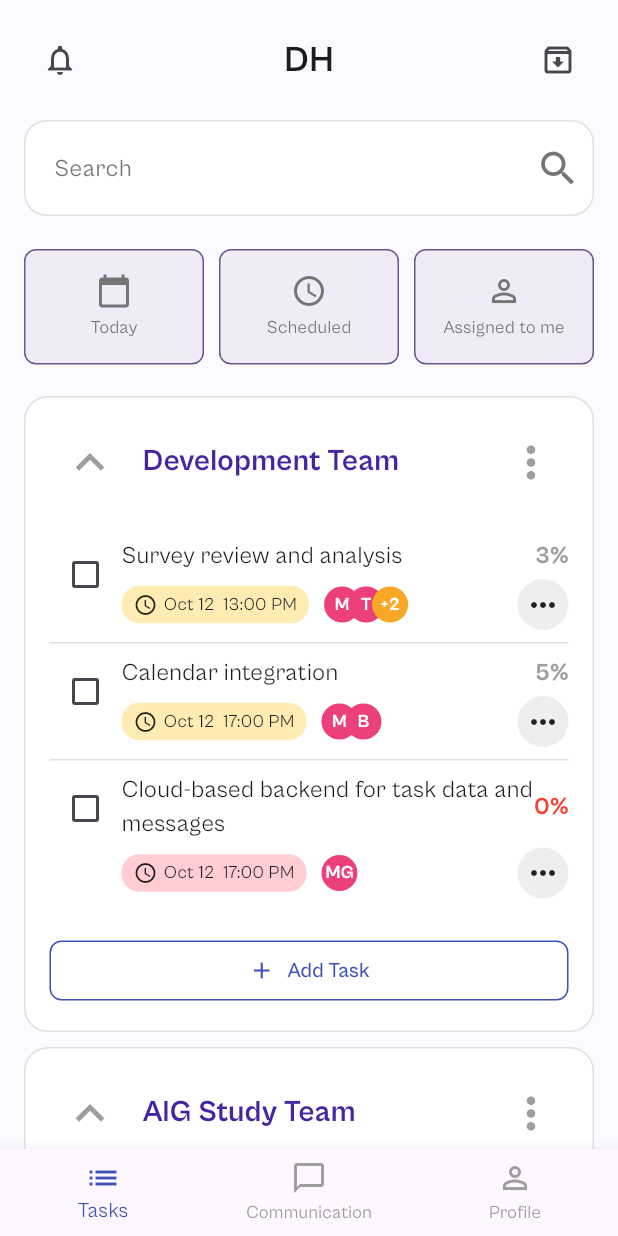
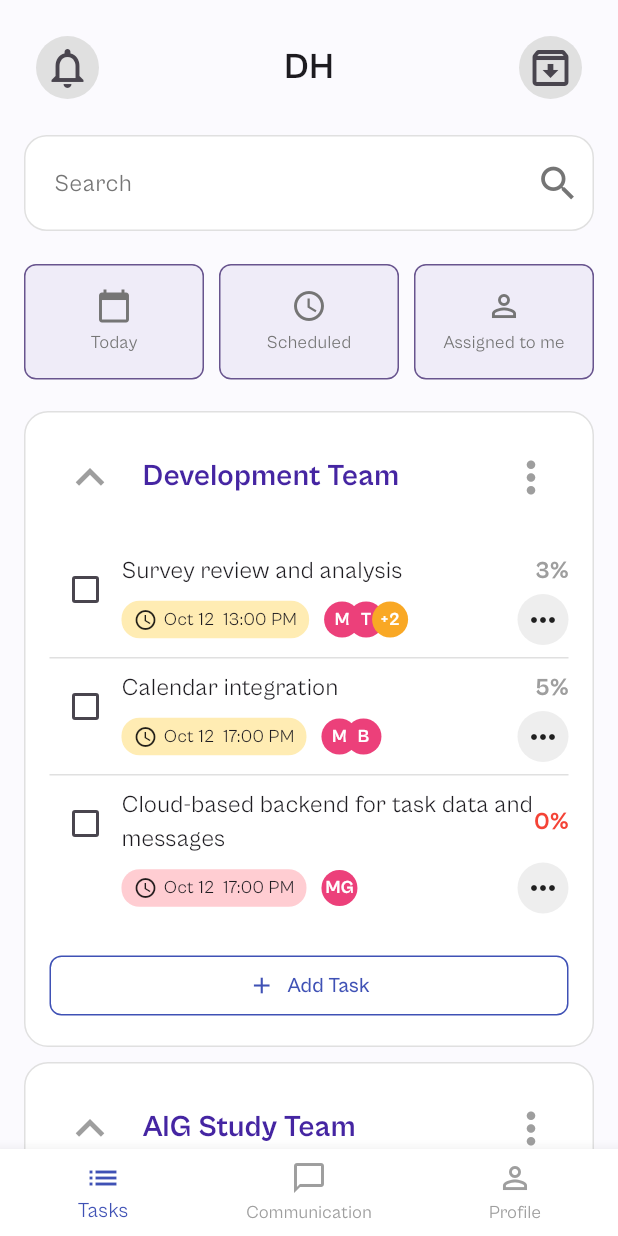
Before and after one commit to getch04/task_app, a Flutter app: the screen it shows after launch, on a phone screen of 412 x 824 dp. Run offline on Flutter 3.47's test engine with Material 3 defaults, Android fonts, the phone set to English and light mode, and no system bars; our stand-ins replace flutter_riverpod.

Commit message:
fix: header icon and bottom navigation layaout issue fix

```diff
--- a/lib/features/task_management/presentation/screens/task_home_page.dart
+++ b/lib/features/task_management/presentation/screens/task_home_page.dart
@@ -75,7 +75,18 @@ class _TaskListScreenState extends State<TaskListScreen> {
         mainAxisAlignment: MainAxisAlignment.spaceBetween,
         children: [
           IconButton(
-            icon: const Icon(Icons.notifications_outlined),
+            icon: Container(
+                decoration: BoxDecoration(
+                  color: Colors.grey[300],
+                  shape: BoxShape.circle,
+                ),
+                child: const Padding(
+                  padding: EdgeInsets.all(5.0),
+                  child: Icon(
+                    Icons.notifications_outlined,
+                    size: 32,
+                  ),
+                )),
             onPressed: () {},
           ),
           const Text(
@@ -86,7 +97,18 @@ class _TaskListScreenState extends State<TaskListScreen> {
             ),
           ),
           IconButton(
-            icon: const Icon(Icons.archive_outlined),
+            icon: Container(
+              decoration: BoxDecoration(
+                color: Colors.grey[300],
+                shape: BoxShape.circle,
+              ),
+              child: const Padding(
+                  padding: EdgeInsets.all(5.0),
+                  child: Icon(
+                    Icons.archive_outlined,
+                    size: 32,
+                  )),
+            ),
             onPressed: () {},
           ),
         ],
@@ -449,6 +471,7 @@ class _TaskListScreenState extends State<TaskListScreen> {
       selectedItemColor: Colors.indigo,
       unselectedItemColor: Colors.grey,
       currentIndex: 0,
+      backgroundColor: Colors.white,
       items: const [
         BottomNavigationBarItem(
           icon: Icon(Icons.list),
--- a/lib/main.dart
+++ b/lib/main.dart
@@ -1,6 +1,7 @@
 import 'package:flutter/material.dart';
 import 'package:flutter_riverpod/flutter_riverpod.dart';
 import 'package:tasks_app/features/task_management/presentation/screens/task_home_page.dart';
+
 import 'core/configs/theme_config.dart';
 
 void main() {
@@ -15,7 +16,7 @@ class MyApp extends StatelessWidget {
     return MaterialApp(
       title: 'Task Manager',
       theme: AppTheme.lightTheme,
-      home: TaskListScreen(),
+      home: const TaskListScreen(),
     );
   }
 }
```
